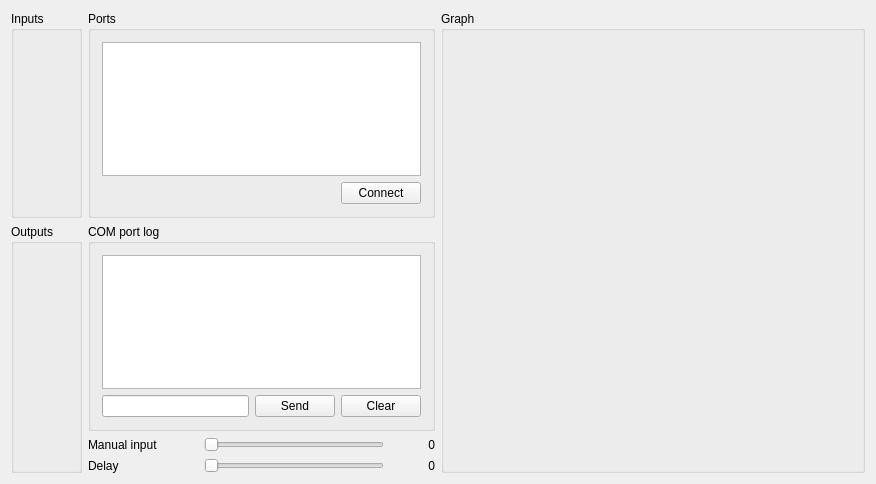
Before: the Qt Designer form LedTest/mainwindow.ui in kee-reel/PLAG, drawn with Qt 5.
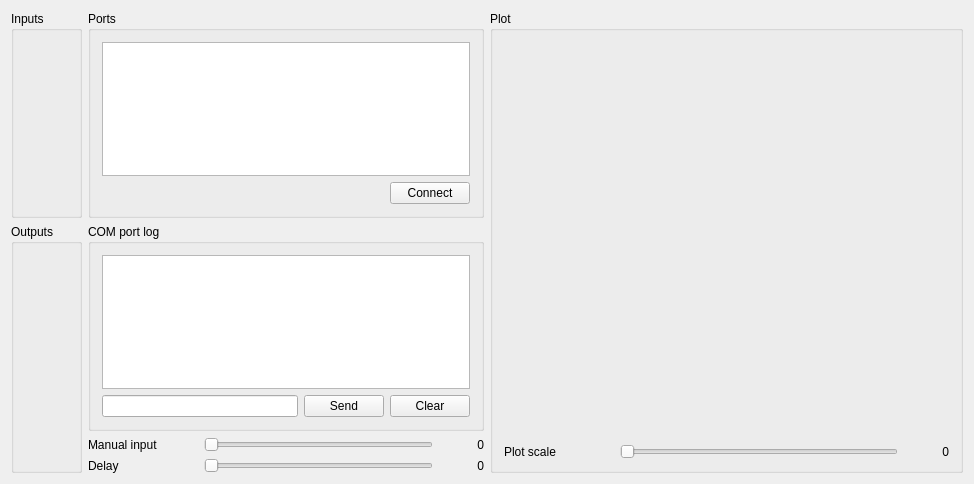
After: the same form once the commit is applied. Custom widgets are drawn as their Qt base class.

Patch:
```diff
--- a/LedTest/mainwindow.ui
+++ b/LedTest/mainwindow.ui
@@ -6,7 +6,7 @@
    <rect>
     <x>0</x>
     <y>0</y>
-    <width>876</width>
+    <width>974</width>
     <height>484</height>
    </rect>
   </property>
@@ -199,7 +199,7 @@
     <item>
      <widget class="QGroupBox" name="groupBox_4">
       <property name="title">
-       <string>Graph</string>
+       <string>Plot</string>
       </property>
       <layout class="QVBoxLayout" name="verticalLayout_4">
        <item>
@@ -212,6 +212,49 @@
          </property>
         </widget>
        </item>
+       <item>
+        <layout class="QHBoxLayout" name="horizontalLayout_6">
+         <item>
+          <widget class="QLabel" name="label_5">
+           <property name="minimumSize">
+            <size>
+             <width>110</width>
+             <height>0</height>
+            </size>
+           </property>
+           <property name="text">
+            <string>Plot scale</string>
+           </property>
+          </widget>
+         </item>
+         <item>
+          <widget class="QSlider" name="horizontalPlotScroll">
+           <property name="maximum">
+            <number>100</number>
+           </property>
+           <property name="orientation">
+            <enum>Qt::Horizontal</enum>
+           </property>
+          </widget>
+         </item>
+         <item>
+          <widget class="QLabel" name="label_6">
+           <property name="minimumSize">
+            <size>
+             <width>45</width>
+             <height>0</height>
+            </size>
+           </property>
+           <property name="text">
+            <string>0</string>
+           </property>
+           <property name="alignment">
+            <set>Qt::AlignRight|Qt::AlignTrailing|Qt::AlignVCenter</set>
+           </property>
+          </widget>
+         </item>
+        </layout>
+       </item>
       </layout>
      </widget>
     </item>
```
Left out of the diff: 18 changed lines with no effect on the pictures.
